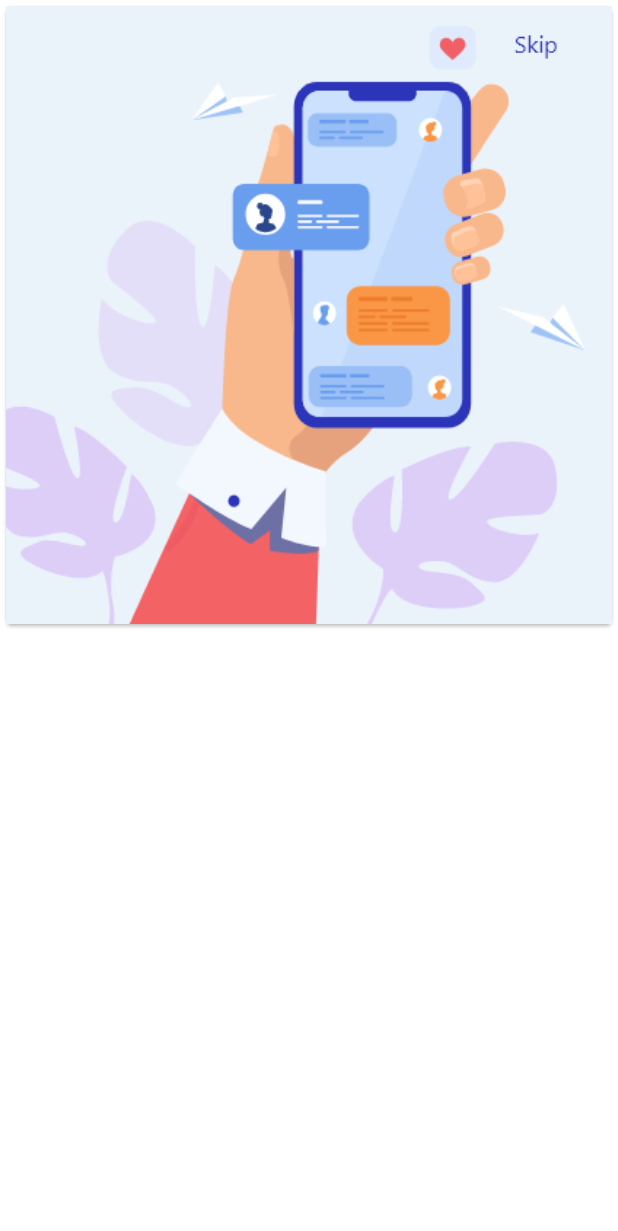
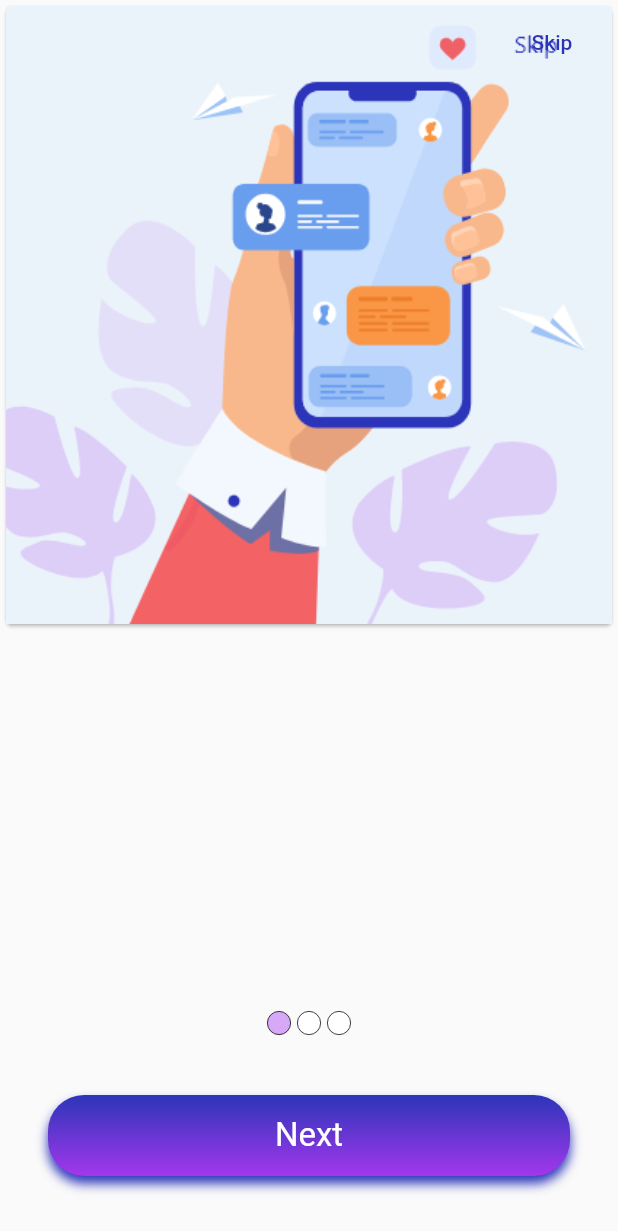
Before and after one commit to Vootech-ca/Mobile-RealTimeChat, a Flutter app: the screen it shows after launch, on a phone screen of 412 x 824 dp. Shown: the top 1231 px of the screen. Run offline on Flutter 3.47's test engine with Material 2 defaults, Android fonts, the phone set to English and light mode, and no system bars.

Commit message:
Onboard screen pager added.

```diff
--- a/lib/my_app.dart
+++ b/lib/my_app.dart
@@ -1,7 +1,5 @@
 import 'package:flutter/material.dart';
-import 'package:vootech_realchat/src/pages/onboard/fragments/step_one.dart';
-
-
+import 'package:vootech_realchat/src/pages/onboard/onboard_page.dart';
 
 class MyApp extends StatelessWidget {
   // This widget is the root of your application.
@@ -10,7 +8,7 @@ class MyApp extends StatelessWidget {
     return MaterialApp(
       title: 'Flutter Demo',
 
-      home: StepOne(),
+      home: OnboardPage(),
     );
   }
 }
--- a/lib/src/pages/onboard/fragments/step_three.dart
+++ b/lib/src/pages/onboard/fragments/step_three.dart
@@ -1,8 +1,8 @@
 import 'package:flutter/material.dart';
 import 'package:vootech_realchat/core/app_assets.dart';
 
-class StepTwo extends StatelessWidget {
-  const StepTwo({Key key}) : super(key: key);
+class StepThree extends StatelessWidget {
+  const StepThree({Key key}) : super(key: key);
 
   @override
   Widget build(BuildContext context) {
@@ -13,7 +13,7 @@ class StepTwo extends StatelessWidget {
           child: Container(
             height: height/2,
             width: MediaQuery.of(context).size.width,
-            child: Image.asset(AppAssets.onboardThreeImage),
+            child: Image.asset(AppAssets.onboardThreeImage , fit: BoxFit.cover),
           ),
         )
 
--- a/lib/src/pages/onboard/fragments/step_two.dart
+++ b/lib/src/pages/onboard/fragments/step_two.dart
@@ -13,7 +13,7 @@ class StepTwo extends StatelessWidget {
           child: Container(
             height: height/2,
             width: MediaQuery.of(context).size.width,
-            child: Image.asset(AppAssets.onboardTwoImage),
+            child: Image.asset(AppAssets.onboardTwoImage , fit: BoxFit.cover),
           ),
         )
 
--- /dev/null
+++ b/lib/src/pages/onboard/onboard_page.dart
@@ -0,0 +1,136 @@
+import 'package:flutter/material.dart';
+import 'package:vootech_realchat/core/app_colors.dart';
+import 'package:vootech_realchat/src/pages/login/login_page.dart';
+import 'package:vootech_realchat/src/pages/onboard/fragments/step_one.dart';
+import 'package:vootech_realchat/src/pages/onboard/fragments/step_three.dart';
+import 'package:vootech_realchat/src/pages/onboard/fragments/step_two.dart';
+import 'package:vootech_realchat/src/widgets/button/primary_button.dart';
+import 'package:vootech_realchat/src/widgets/dots_indicator.dart';
+
+class OnboardPage extends StatefulWidget {
+  OnboardPage({Key key}) : super(key: key);
+
+  @override
+  _OnboardPageState createState() => new _OnboardPageState();
+}
+
+class _OnboardPageState extends State<OnboardPage> {
+  final _controller = new PageController();
+  List<Widget> _pages = [];
+  int currentPageIndex = 0;
+
+  @override
+  void initState() {
+    super.initState();
+  }
+
+  @override
+  void dispose() {
+    _controller.dispose();
+    super.dispose();
+  }
+
+  @override
+  Widget build(BuildContext context) {
+    _pages = [
+      StepOne(),
+      StepTwo(),
+      StepThree(),
+    ];
+    bool isDone = currentPageIndex == _pages.length - 1;
+    return Scaffold(
+      body: new Stack(
+        children: <Widget>[
+          new Positioned.fill(
+            child: new PageView.builder(
+              physics: new NeverScrollableScrollPhysics(),
+              controller: _controller,
+              itemCount: _pages.length,
+              itemBuilder: (BuildContext context, int index) {
+                return _pages[index % _pages.length];
+              },
+              onPageChanged: (int index) {
+                setState(() {
+                  currentPageIndex = index;
+                });
+              },
+            ),
+          ),
+          new Positioned(
+            top: 0.0,
+            left: 0.0,
+            right: 0.0,
+            child: new SafeArea(
+              child: AppBar(
+                backgroundColor: Colors.transparent,
+                elevation: 0.0,
+                primary: false,
+                actions: <Widget>[
+                  FlatButton(
+                      child: Text(
+                        isDone ? "Done" : "Skip",
+                        style: TextStyle(color: AppColors.primaryColor),
+                      ),
+                      onPressed: () {
+                        Navigator.pushReplacement(
+                            context,
+                            MaterialPageRoute(
+                                builder: (context) => LoginPage()));
+                      })
+                ],
+              ),
+            ),
+          ),
+          new Positioned(
+            bottom: 40.0,
+            left: 0.0,
+            right: 0.0,
+            child: new SafeArea(
+              child: new Column(
+                children: <Widget>[
+                  new Padding(
+                    padding: const EdgeInsets.all(8.0),
+                    child: new DotsIndicator(
+                      controller: _controller,
+                      itemCount: _pages.length,
+                      selectedIndex: currentPageIndex,
+                      onPageSelected: (int page) {
+                        _controller.animateToPage(
+                          page,
+                          duration: const Duration(milliseconds: 300),
+                          curve: Curves.ease,
+                        );
+                      },
+                    ),
+                  ),
+                  SizedBox(height: 32),
+                  Padding(
+                    padding: const EdgeInsets.symmetric(horizontal: 32),
+                    child: PrimaryButton(
+                      onPressed: () {
+                        if (isDone) {
+                          Navigator.pushReplacement(
+                              context,
+                              MaterialPageRoute(
+                                  builder: (context) => LoginPage()));
+                        } else {
+                          _controller.animateToPage(
+                            currentPageIndex + 1,
+                            duration: const Duration(milliseconds: 300),
+                            curve: Curves.ease,
+                          );
+                        }
+                      },
+                      title: isDone ? "Start" : "Next",
+                      height: 54,
+                    ),
+                  ),
+                ],
+              ),
+            ),
+          ),
+        ],
+      ),
+    );
+  }
+}
--- a/lib/src/widgets/button/primary_button.dart
+++ b/lib/src/widgets/button/primary_button.dart
@@ -3,11 +3,11 @@ import 'package:flutter/material.dart';
 import 'package:vootech_realchat/core/app_colors.dart';
 
 class PrimaryButton extends StatelessWidget {
-  final Widget child;
+  final String title;
   final double height;
   final VoidCallback onPressed;
 
-  PrimaryButton({@required this.child, this.onPressed, this.height = 48});
+  PrimaryButton({@required this.title, @required this.onPressed, this.height = 48});
 
   @override
   Widget build(BuildContext context) {
@@ -21,13 +21,10 @@ class PrimaryButton extends StatelessWidget {
         child: Container(
           padding: EdgeInsets.all(4),
           decoration: BoxDecoration(
-    gradient: LinearGradient(
-    begin: Alignment.topCenter,
-    end: Alignment.bottomCenter,
-    colors: [
-    AppColors.primaryColor,
-    AppColors.secondaryColor
-  ]),
+            gradient: LinearGradient(
+                begin: Alignment.topCenter,
+                end: Alignment.bottomCenter,
+                colors: [AppColors.primaryColor, AppColors.secondaryColor]),
             borderRadius: BorderRadius.all(Radius.circular(24)),
             boxShadow: [
               BoxShadow(
@@ -37,14 +34,8 @@ class PrimaryButton extends StatelessWidget {
               ),
             ],
           ),
-          child: Padding(
-            padding: const EdgeInsets.symmetric(horizontal: 4),
-            child: Row(
-              children: [
-                Expanded(child: child),
-                SizedBox(width: 8),
-              ],
-            ),
+          child: Center(
+            child: Text(title, style: TextStyle(color: Colors.white, fontSize: 22),),
           ),
         ),
       ),
--- /dev/null
+++ b/lib/src/widgets/dots_indicator.dart
@@ -0,0 +1,60 @@
+import 'package:flutter/material.dart';
+import 'package:vootech_realchat/core/app_colors.dart';
+
+class DotsIndicator extends AnimatedWidget {
+  DotsIndicator({
+    this.controller,
+    this.itemCount,
+    this.onPageSelected,
+    this.color: AppColors.lightSecondaryColor,
+    this.selectedIndex : 0,
+  }) : super(listenable: controller);
+
+  /// The PageController that this DotsIndicator is representing.
+  final PageController controller;
+
+  /// The number of items managed by the PageController
+  final int itemCount;
+
+  /// Called when a dot is tapped
+  final ValueChanged<int> onPageSelected;
+
+  /// The color of the dots.
+  ///
+  /// Defaults to `Colors.white`.
+  final Color color;
+
+  final int selectedIndex;
+
+// The base size of the dots
+  static const double _kDotSize = 16.0;
+
+// The distance between the center of each dot
+  static const double _kDotSpacing = 20.0;
+
+  Widget _buildDot(int index) {
+    return new Container(
+      width: _kDotSpacing,
+      child: new Center(
+        child: new Container(
+          decoration: BoxDecoration(
+              shape: BoxShape.circle,
+              color: index == selectedIndex ? AppColors.lightSecondaryColor : Colors.white,
+              border: Border.all(width:0.5)),
+          width: _kDotSize,
+          height: _kDotSize,
+          child: new InkWell(
+            onTap: () => onPageSelected(index),
+          ),
+        ),
+      ),
+    );
+  }
+
+  Widget build(BuildContext context) {
+    return new Row(
+      mainAxisAlignment: MainAxisAlignment.center,
+      children: new List<Widget>.generate(itemCount, _buildDot),
+    );
+  }
+}
```
Also changed, not shown: lib/src/pages/login/login.dart (deleted, +0 -15 lines), lib/src/pages/login/login_page.dart (added, +15 -0 lines).
